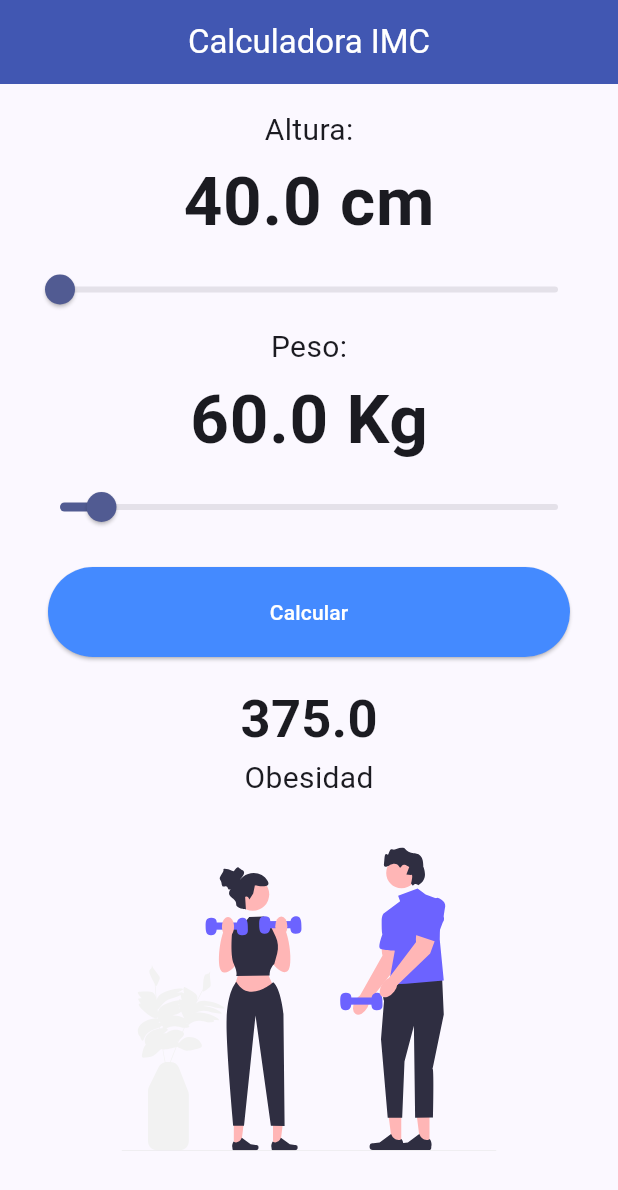
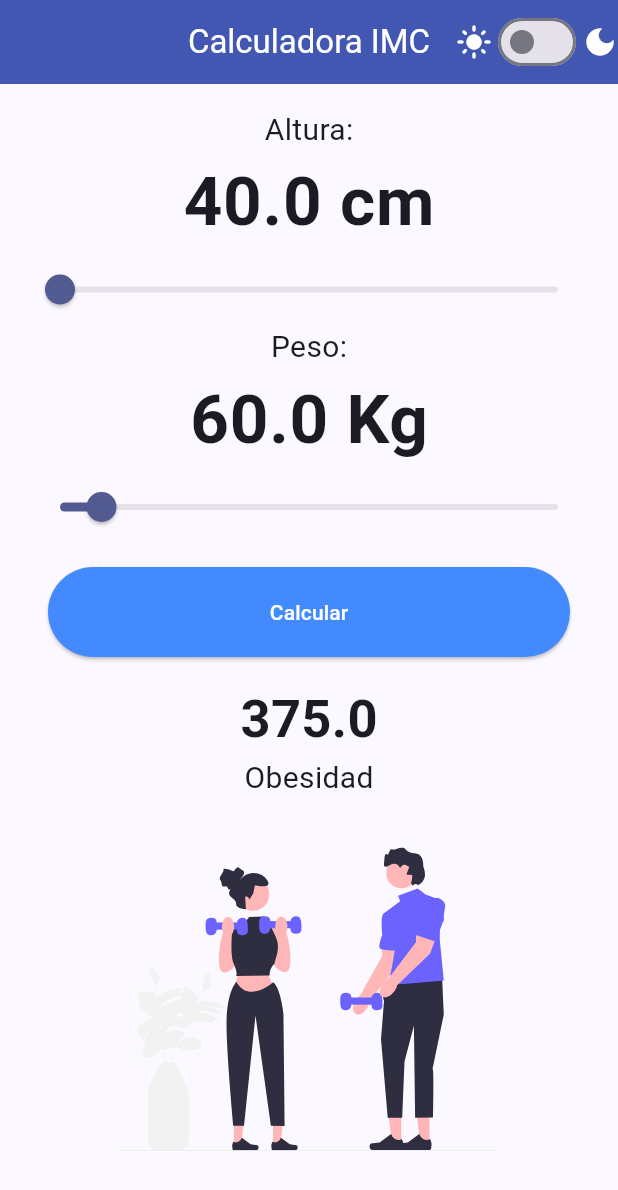
Before and after one commit to fr4nsgallegos/imcappg13, a Flutter app: the screen it shows after launch, after a tap on "Calcular", on a phone screen of 412 x 824 dp. Shown: the top 1190 px of the screen. Run offline on Flutter 3.47's test engine with Material 3 defaults, Android fonts, the phone set to English and light mode, and no system bars; our stand-ins replace flutter_svg.

Commit message:
themedata

```diff
--- a/lib/main.dart
+++ b/lib/main.dart
@@ -2,16 +2,36 @@ import 'package:flutter/material.dart';
 import 'package:imcappg13/pages/imc_page.dart';
 
 void main() {
-  runApp(
-    MaterialApp(
-      home: ImcPage(),
+  runApp(MyApp());
+}
+
+class MyApp extends StatefulWidget {
+  const MyApp({super.key});
+
+  @override
+  State<MyApp> createState() => _MyAppState();
+}
+
+class _MyAppState extends State<MyApp> {
+  @override
+  Widget build(BuildContext context) {
+    return MaterialApp(
+      home: ImcPage(
+        themeMode: _themeMode,
+        onThemeChanged: (isDark) {
+          _themeMode = isDark ? ThemeMode.dark : ThemeMode.light;
+          setState(() {});
+        },
+      ),
       debugShowCheckedModeBanner: false,
       theme: ligthTheme,
       darkTheme: darkTheme,
-      themeMode: ThemeMode.system,
-    ),
-  );
+      themeMode: _themeMode,
+    );
+  }
 }
+
+ThemeMode _themeMode = ThemeMode.light;
 
 final ligthTheme = ThemeData(
   primaryColor: Colors.red,
@@ -29,6 +49,7 @@ final ligthTheme = ThemeData(
 );
 
 final darkTheme = ThemeData(
+  scaffoldBackgroundColor: Colors.blueGrey,
   primaryColor: Colors.red,
   secondaryHeaderColor: Colors.blue,
   useMaterial3: true,
@@ -39,6 +60,7 @@ final darkTheme = ThemeData(
   ),
   textTheme: TextTheme(
     bodyMedium: TextStyle(fontSize: 20, fontWeight: FontWeight.w400),
-    bodyLarge: TextStyle(fontWeight: FontWeight.bold, fontSize: 45),
+    bodyLarge: TextStyle(fontWeight: FontWeight.bold, fontSize: 40),
   ),
+  sliderTheme: SliderThemeData(thumbColor: Colors.amber),
 );
--- a/lib/pages/imc_page.dart
+++ b/lib/pages/imc_page.dart
@@ -4,6 +4,11 @@ import 'package:imcappg13/models/imc_model.dart';
 import 'package:imcappg13/widgets/slider_widget.dart';
 
 class ImcPage extends StatefulWidget {
+  final ThemeMode themeMode;
+  final ValueChanged<bool> onThemeChanged;
+
+  ImcPage({required this.themeMode, required this.onThemeChanged});
+
   @override
   State<ImcPage> createState() => _ImcPageState();
 }
@@ -42,8 +47,18 @@ class _ImcPageState extends State<ImcPage> {
 
   @override
   Widget build(BuildContext context) {
+    final isDark = widget.themeMode == ThemeMode.dark;
     return Scaffold(
       appBar: AppBar(
+        actions: [
+          Row(
+            children: [
+              Icon(Icons.light_mode),
+              Switch(value: isDark, onChanged: widget.onThemeChanged),
+              Icon(Icons.dark_mode),
+            ],
+          ),
+        ],
         foregroundColor: Colors.white,
         title: Text("Calculadora IMC"),
         backgroundColor: Color(0xff4157B2),
```
